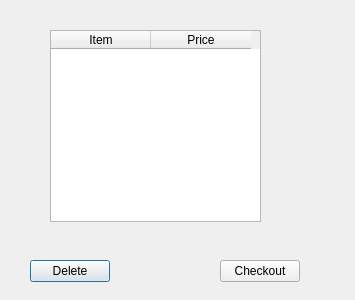
Above: shoppingcart.ui from Twicee/shopping_cart before the change. Below: the same form after it.
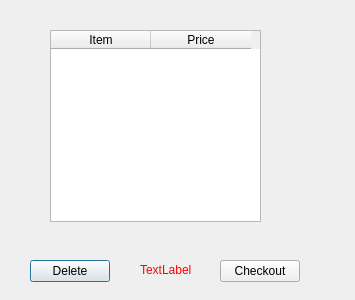
That is the form after the change. Custom widgets are drawn as their Qt base class.

Commit message: checkout now works, need the label color to be red

```diff
--- a/shoppingcart.ui
+++ b/shoppingcart.ui
@@ -59,6 +59,19 @@
     </property>
    </column>
   </widget>
+  <widget class="QLabel" name="outputLabel">
+   <property name="geometry">
+    <rect>
+     <x>140</x>
+     <y>260</y>
+     <width>61</width>
+     <height>21</height>
+    </rect>
+   </property>
+   <property name="text">
+    <string>&lt;html&gt;&lt;head/&gt;&lt;body&gt;&lt;p&gt;&lt;span style=&quot; color:#ff0000;&quot;&gt;TextLabel&lt;/span&gt;&lt;/p&gt;&lt;/body&gt;&lt;/html&gt;</string>
+   </property>
+  </widget>
  </widget>
  <customwidgets>
   <customwidget>
@@ -71,6 +84,11 @@
    <extends>QPushButton</extends>
    <header>deletebutton.h</header>
   </customwidget>
+  <customwidget>
+   <class>checkoutButton</class>
+   <extends>QPushButton</extends>
+   <header>checkoutbutton.h</header>
+  </customwidget>
  </customwidgets>
  <resources/>
  <connections/>
```
Left out of the diff: 2 changed lines with no effect on the pictures. The commit also changes 11 other files.
